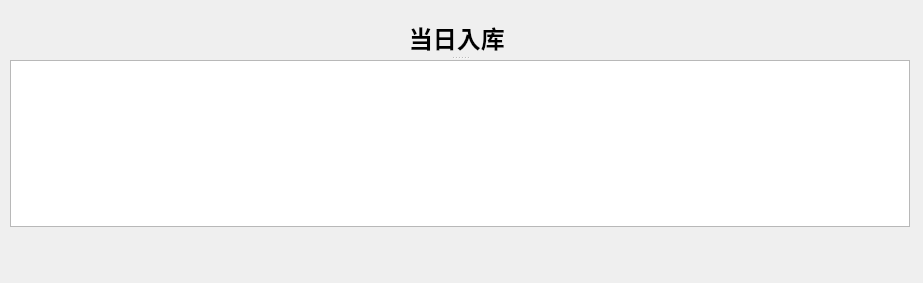
Qt form UI/EnterTodayDialog.ui (lemonhhh/Clinic_Test_Data_Software) before a commit.
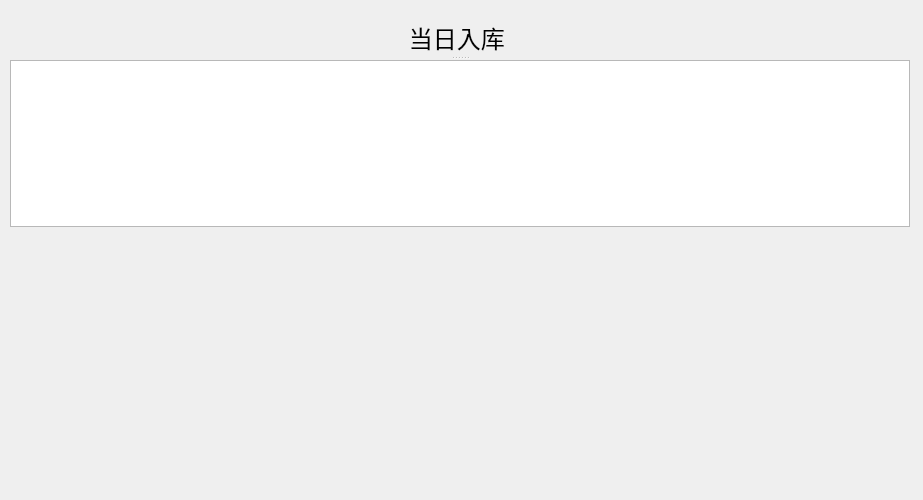
The same form after that commit.

Diff of the .ui file:
```diff
--- a/UI/EnterTodayDialog.ui
+++ b/UI/EnterTodayDialog.ui
@@ -7,9 +7,21 @@
     <x>0</x>
     <y>0</y>
     <width>923</width>
-    <height>283</height>
+    <height>500</height>
    </rect>
   </property>
+  <property name="sizePolicy">
+   <sizepolicy hsizetype="Fixed" vsizetype="Fixed">
+    <horstretch>0</horstretch>
+    <verstretch>50</verstretch>
+   </sizepolicy>
+  </property>
+  <property name="minimumSize">
+   <size>
+    <width>0</width>
+    <height>500</height>
+   </size>
+  </property>
   <property name="windowTitle">
    <string>查询结果</string>
   </property>
@@ -28,12 +40,16 @@
    <widget class="QLabel" name="label">
     <property name="font">
      <font>
-      <family>Heiti SC</family>
+      <family>Hei</family>
       <pointsize>18</pointsize>
-      <weight>75</weight>
-      <bold>true</bold>
+      <weight>50</weight>
+      <italic>false</italic>
+      <bold>false</bold>
      </font>
     </property>
+    <property name="styleSheet">
+     <string notr="true">font: 18pt &quot;Hei&quot;;</string>
+    </property>
     <property name="text">
      <string>当日入库 </string>
     </property>
```
